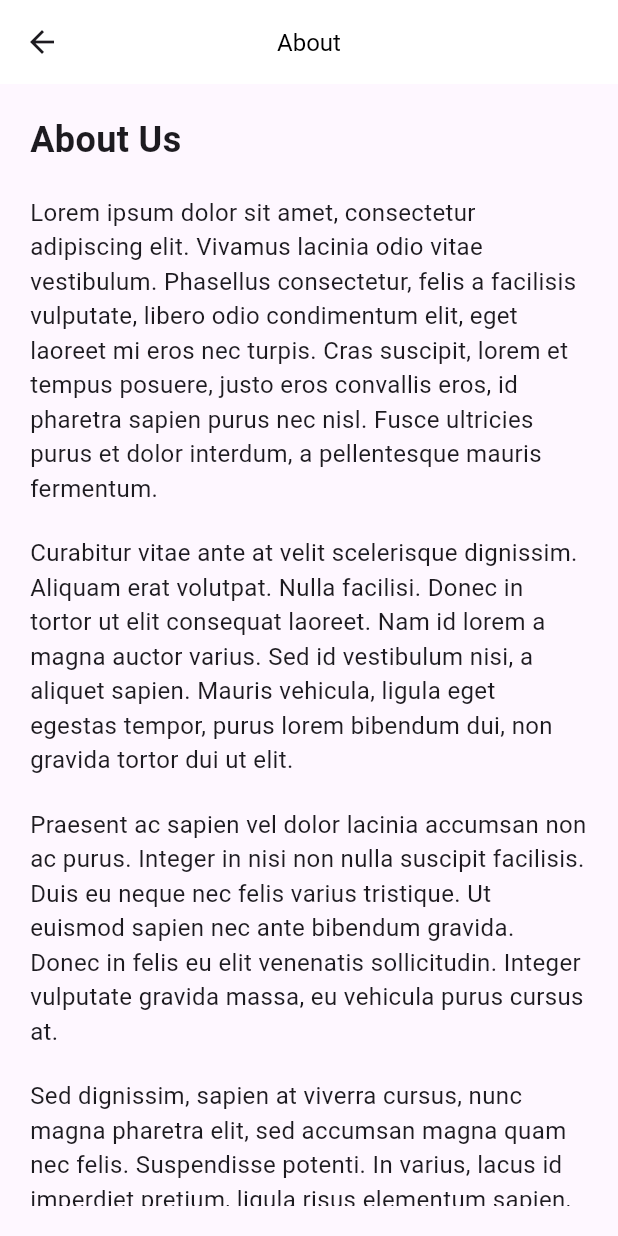
After one commit to ipetersenpai/Donation-Flutter-App, a Flutter app: the AboutPage screen opened by its route, on a phone screen of 412 x 824 dp. The commit adds this screen. Run offline on Flutter 3.47's test engine with Material 3 defaults, Android fonts, the phone set to English and light mode, and no system bars; our stand-ins replace flutter_svg.

Commit message:
chore:drawer item changes

```diff
--- a/lib/main.dart
+++ b/lib/main.dart
@@ -5,6 +5,7 @@ import 'pages/register_page.dart';
 import 'pages/dashboard_page.dart';
 import 'pages/history_page.dart'; // Import the HistoryPage
 import 'pages/profile_page.dart'; // Import the ProfilePage
+import 'pages/about_page.dart';
 
 void main() {
   runApp(const MyApp());
@@ -23,13 +24,13 @@ class MyApp extends StatelessWidget {
       debugShowCheckedModeBanner: false,
       initialRoute: '/',
       routes: {
-        // '/': (context) => const LoginPage(),
-        '/': (context) => const DashboardPage(),
+        '/': (context) => const LoginPage(),
         '/forgot_password': (context) => ForgotPasswordPage(),
         '/register': (context) => RegisterPage(),
         '/history': (context) => const HistoryPage(),
         '/profile': (context) => const ProfilePage(),
         '/dashboard': (context) => const DashboardPage(),
+        '/about': (context) => AboutPage(),
       },
     );
   }
--- /dev/null
+++ b/lib/pages/about_page.dart
@@ -0,0 +1,93 @@
+import 'package:flutter/material.dart';
+import 'package:flutter_svg/flutter_svg.dart';
+
+class AboutPage extends StatefulWidget {
+  @override
+  _AboutPageState createState() => _AboutPageState();
+}
+
+class _AboutPageState extends State<AboutPage> {
+  @override
+  Widget build(BuildContext context) {
+    return Scaffold(
+      appBar: AppBar(
+        title: const Text(
+          'About',
+          style: TextStyle(
+            fontSize: 16.0,
+            color: Colors.black, // Set text color to contrast with background
+          ),
+        ),
+        backgroundColor: Colors.white, // Set the background color of the AppBar
+        elevation: 0, // Remove shadow if needed
+        centerTitle: true,
+      ),
+      body: const Padding(
+        padding: EdgeInsets.all(20.0),
+        child: SingleChildScrollView(
+          child: Column(
+            crossAxisAlignment: CrossAxisAlignment.start,
+            children: [
+              Text(
+                'About Us',
+                style: TextStyle(
+                  fontSize: 24.0,
+                  fontWeight: FontWeight.bold,
+                ),
+              ),
+              SizedBox(height: 20.0),
+              Text(
+                'Lorem ipsum dolor sit amet, consectetur adipiscing elit. Vivamus lacinia odio vitae vestibulum. Phasellus consectetur, felis a facilisis vulputate, libero odio condimentum elit, eget laoreet mi eros nec turpis. Cras suscipit, lorem et tempus posuere, justo eros convallis eros, id pharetra sapien purus nec nisl. Fusce ultricies purus et dolor interdum, a pellentesque mauris fermentum.',
+                style: TextStyle(
+                  fontSize: 16.0,
+                ),
+              ),
+              SizedBox(height: 20.0),
+              Text(
+                'Curabitur vitae ante at velit scelerisque dignissim. Aliquam erat volutpat. Nulla facilisi. Donec in tortor ut elit consequat laoreet. Nam id lorem a magna auctor varius. Sed id vestibulum nisi, a aliquet sapien. Mauris vehicula, ligula eget egestas tempor, purus lorem bibendum dui, non gravida tortor dui ut elit.',
+                style: TextStyle(
+                  fontSize: 16.0,
+                ),
+              ),
+              SizedBox(height: 20.0),
+              Text(
+                'Praesent ac sapien vel dolor lacinia accumsan non ac purus. Integer in nisi non nulla suscipit facilisis. Duis eu neque nec felis varius tristique. Ut euismod sapien nec ante bibendum gravida. Donec in felis eu elit venenatis sollicitudin. Integer vulputate gravida massa, eu vehicula purus cursus at.',
+                style: TextStyle(
+                  fontSize: 16.0,
+                ),
+              ),
+              SizedBox(height: 20.0),
+              Text(
+                'Sed dignissim, sapien at viverra cursus, nunc magna pharetra elit, sed accumsan magna quam nec felis. Suspendisse potenti. In varius, lacus id imperdiet pretium, ligula risus elementum sapien, sed pharetra lectus ante a urna. Curabitur ac libero est. Aenean euismod feugiat sem, vitae blandit lacus tincidunt nec.',
+                style: TextStyle(
+                  fontSize: 16.0,
+                ),
+              ),
+              SizedBox(height: 20.0),
+              Text(
+                'Nunc at nisi non lacus varius convallis. Phasellus volutpat sollicitudin magna, id dignissim orci posuere ut. Proin euismod ligula ac fermentum sodales. Duis quis augue sit amet mauris tincidunt accumsan. Maecenas ac enim in ligula venenatis luctus nec a arcu. Integer vitae nisi vel libero viverra bibendum.',
+                style: TextStyle(
+                  fontSize: 16.0,
+                ),
+              ),
+              SizedBox(height: 20.0),
+              Text(
+                'Aliquam erat volutpat. Cras pharetra arcu vitae velit pharetra, ac pharetra magna convallis. Nulla facilisi. Sed nec bibendum lorem. Fusce ac arcu vel urna vestibulum consectetur ut non lacus. Nam laoreet, mauris id dignissim facilisis, tortor felis sagittis eros, eget dignissim magna dolor et lorem.',
+                style: TextStyle(
+                  fontSize: 16.0,
+                ),
+              ),
+              SizedBox(height: 20.0),
+              Text(
+                'Phasellus nec tincidunt odio. Curabitur in velit sed orci efficitur gravida sit amet sed justo. Integer sed dui et lorem aliquet facilisis vel a lorem. Aliquam erat volutpat. Morbi eu elit ut mauris dictum fringilla non non purus. Donec quis sagittis sapien.',
+                style: TextStyle(
+                  fontSize: 16.0,
+                ),
+              ),
+            ],
+          ),
+        ),
+      ),
+    );
+  }
+}
--- a/lib/pages/profile_page.dart
+++ b/lib/pages/profile_page.dart
@@ -96,6 +96,8 @@ class ProfilePage extends StatelessWidget {
   }
 
   Widget _buildDateInputField(BuildContext context, String label) {
+    final TextEditingController dateController = TextEditingController();
+
     return Column(
       crossAxisAlignment: CrossAxisAlignment.start,
       children: [
@@ -111,6 +113,7 @@ class ProfilePage extends StatelessWidget {
         SizedBox(
           height: 50.0, // Height for the TextField
           child: TextField(
+            controller: dateController,
             readOnly: true,
             decoration: const InputDecoration(
               border: OutlineInputBorder(),
@@ -128,11 +131,9 @@ class ProfilePage extends StatelessWidget {
                 lastDate: DateTime(2100),
               );
               if (pickedDate != null) {
-                // Format and set the selected date in the TextField
                 String formattedDate =
                     "${pickedDate.day}-${pickedDate.month}-${pickedDate.year}";
-                // Use a TextEditingController to set the value
-                TextEditingController().text = formattedDate;
+                dateController.text = formattedDate;
               }
             },
           ),
--- a/lib/widgets/drawer_widget.dart
+++ b/lib/widgets/drawer_widget.dart
@@ -34,9 +34,9 @@ class AppDrawer extends StatelessWidget {
                 height: 24,
                 color: Colors.black,
               ),
-              title: const Text('Donation History'),
+              title: const Text('About'),
               onTap: () {
-                // Handle Donation History tap
+                Navigator.pushNamed(context, '/about');
               },
             ),
             ListTile(
@@ -48,7 +48,7 @@ class AppDrawer extends StatelessWidget {
               ),
               title: const Text('Update Password'),
               onTap: () {
-                // Handle Update Password tap
+                Navigator.pushNamed(context, '/profile');
               },
             ),
             const Spacer(),
```
